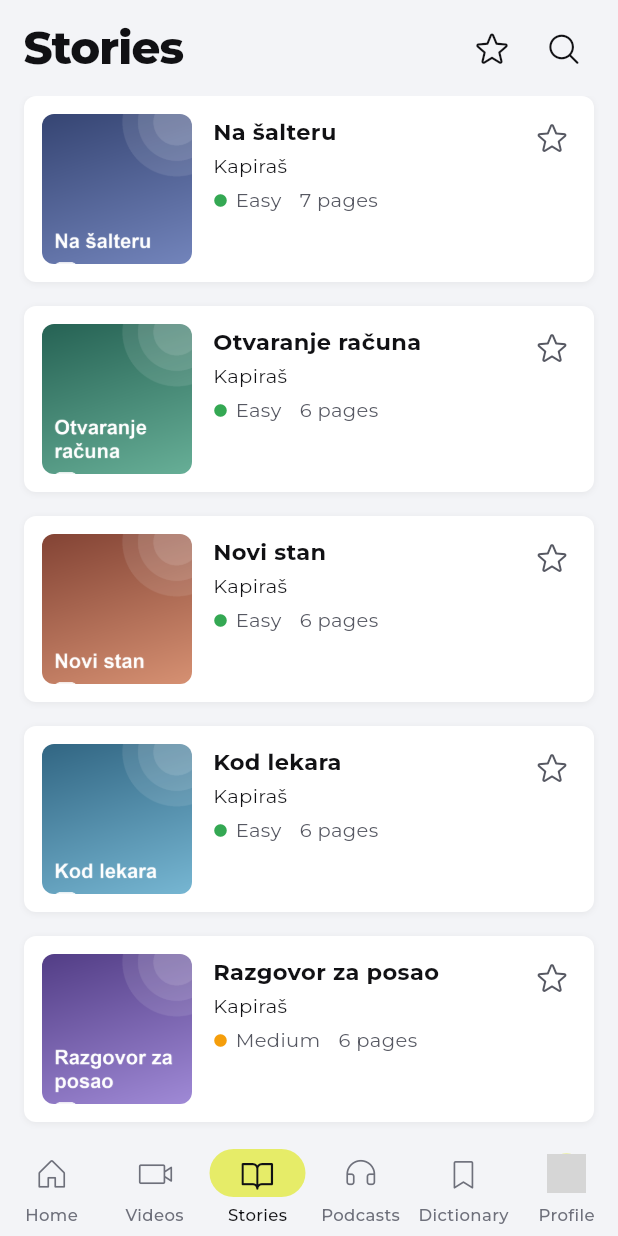
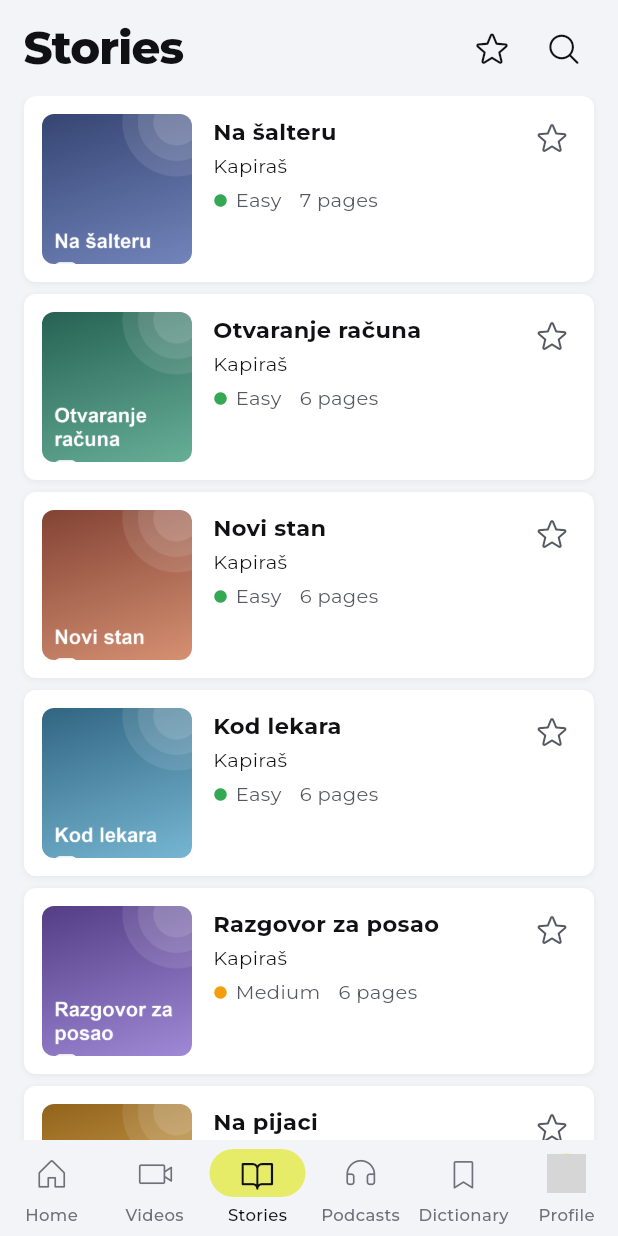
Before and after one commit to lizaportishead/kapirash, a Flutter app: the HomeShell screen opened directly, item 3 of the bottom bar chosen, on a phone screen of 412 x 824 dp. Run offline on Flutter 3.47's test engine with Material 3 defaults, Android fonts, the phone set to English and light mode, and no system bars; our stand-ins replace audioplayers, shared_preferences, supabase_flutter, web, webview_flutter, youtube_player_iframe; missing offline and left inert: dart:js_interop, dart:ui_web, pointer_interceptor, posthog_flutter, webview_flutter_wkwebview; accounts and stored records are empty; network calls fail; grey boxes are pictures that could not be loaded.

Commit message:
8px card spacing in stories (mobile) and dictionary
Co-Authored-By: Claude Sonnet 5.5 <noreply@anthropic.com>

```diff
--- a/app/lib/stories_page.dart
+++ b/app/lib/stories_page.dart
@@ -328,7 +328,7 @@ class StoriesPage extends StatelessWidget {
                 return ListView.separated(
                   padding: EdgeInsets.fromLTRB(pad, 0, pad, 16),
                   itemCount: stories.length,
-                  separatorBuilder: (_, _) => SizedBox(height: 16),
+                  separatorBuilder: (_, _) => SizedBox(height: 8),
                   itemBuilder: (_, i) => _StoryCard(stories[i]),
                 );
               }
--- a/app/lib/words_page.dart
+++ b/app/lib/words_page.dart
@@ -223,7 +223,7 @@ class _WordsPageState extends State<WordsPage> {
                           itemCount: rows.length,
                           separatorBuilder: (_, i) =>
                               SizedBox(
-                                height: rows[i] is _Head || rows[i + 1] is _Head ? 0 : (MediaQuery.sizeOf(context).width < 600 ? 8 : 16),
+                                height: rows[i] is _Head || rows[i + 1] is _Head ? 0 : 8,
                               ),
                           itemBuilder: (_, i) {
                             final it = rows[i];
@@ -233,7 +233,7 @@ class _WordsPageState extends State<WordsPage> {
                                   crossAxisAlignment: CrossAxisAlignment.stretch,
                                   children: [
                                     for (var k = 0; k < cols; k++) ...[
-                                      if (k > 0) SizedBox(width: 16),
+                                      if (k > 0) SizedBox(width: 8),
                                       Expanded(child: k < it.length ? _WordCard(it[k]) : SizedBox.shrink()),
                                     ],
                                   ],
```
